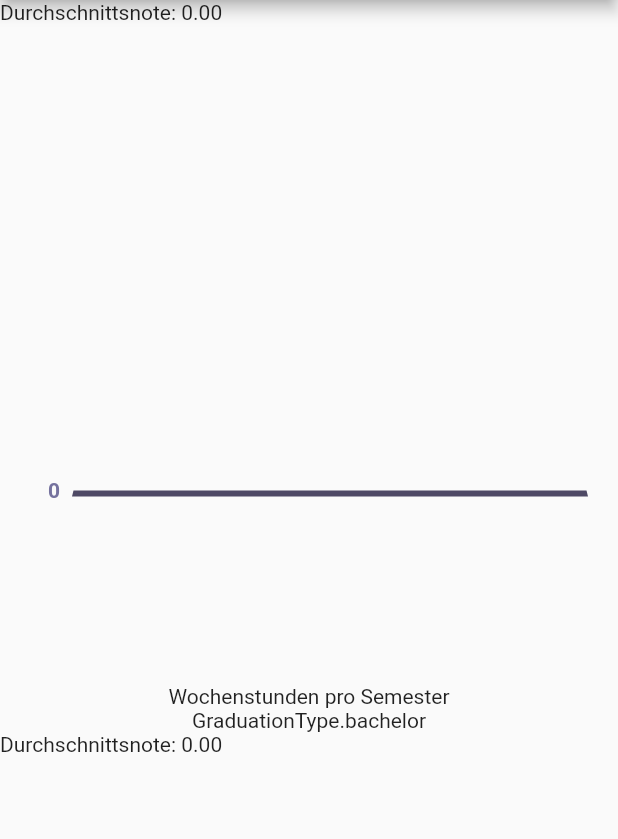
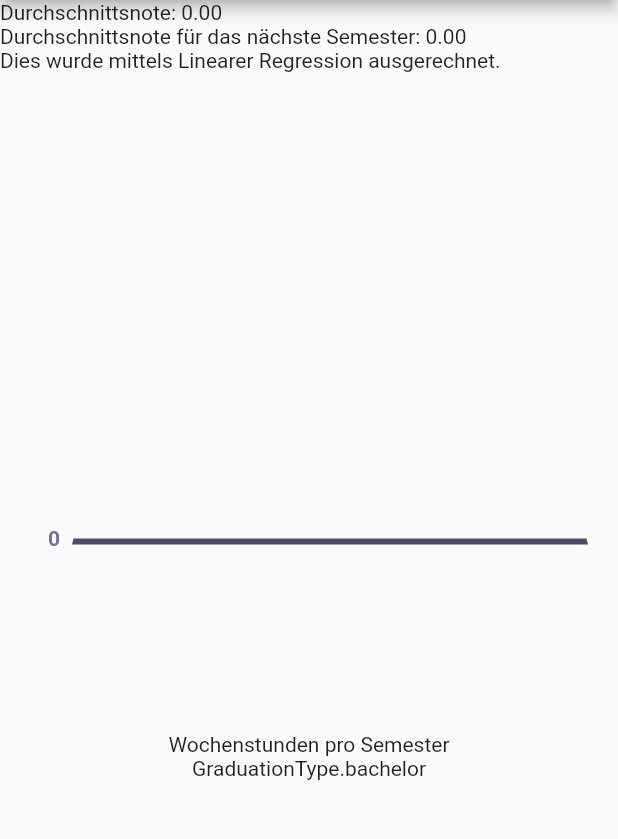
Before and after one commit to ueman/osca_app, a Flutter app: the _StatsListScaffold screen opened directly with empty values, on a phone screen of 412 x 824 dp, the part 84-923 px from its top. Run offline on Flutter 3.47's test engine with Material 2 defaults, Android fonts, the phone set to English and light mode, and no system bars; drawn by our look-alikes of fl_chart; our stand-ins replace floor, flutter_bloc, flutter_markdown, flutter_sticky_header, freezed_annotation, lottie and 5 more; missing offline and left inert: flutter_simple_treeview, osca_dart; accounts and stored records are empty; generated files the repository leaves out were written again.

Commit message:
Noch mehr Statistiken

```diff
--- /dev/null
+++ b/lib/exams/stats/service/grade_prediction.dart
@@ -0,0 +1,15 @@
+class GradePrediction {
+  GradePrediction(this.semester, this.grade, this.weekHours);
+
+  factory GradePrediction.fromMap(Map<String, dynamic> map) {
+    return GradePrediction(
+      map['semester'].toString(),
+      double.parse(map['grade'].toString()),
+      double.parse(map['weekhours'].toString()),
+    );
+  }
+
+  final String semester;
+  final double grade;
+  final double weekHours;
+}
--- a/lib/exams/stats/statistics.dart
+++ b/lib/exams/stats/statistics.dart
@@ -1,3 +1,4 @@
+import 'package:hsos/exams/stats/service/grade_prediction.dart';
 import 'package:hsos/models/key_value.dart';
 import 'package:hsos/models/semester.dart';
 
@@ -14,11 +15,13 @@
 }
 
 class PerGraduation {
-  PerGraduation({
-    this.type,
-    this.averageGrade,
-    this.hoursPerWeekPerSemester,
-  });
+  PerGraduation(
+      {this.type,
+      this.averageGrade,
+      this.hoursPerWeekPerSemester,
+      this.weekHoursGradesPerSemester,
+      this.predictedAverageGradeForNextSemester,
+      this.gradeCount});
 
   final GraduationType type;
   final double averageGrade;
@@ -26,4 +29,12 @@
   /// Eine List von [KeyValue] bei dem der [KeyValue.key] das Semester ist
   /// und [KeyValue.value] die Anzahl der Stunden pro Woche ist.
   final List<KeyValue> hoursPerWeekPerSemester;
+
+  /// Welche Note wie oft geschrieben wurde
+  final List<KeyValue> gradeCount;
+
+  final List<GradePrediction> weekHoursGradesPerSemester;
+
+  /// Vorhersage der Durchschnittsnote für das nächste Semester
+  final double predictedAverageGradeForNextSemester;
 }
--- /dev/null
+++ b/lib/exams/stats/widgets/grades_pie_chart.dart
@@ -0,0 +1,53 @@
+import 'package:fl_chart/fl_chart.dart';
+import 'package:flutter/material.dart';
+import 'package:hsos/models/key_value.dart';
+
+class GradesPieChart extends StatelessWidget {
+  const GradesPieChart({Key key, this.grades}) : super(key: key);
+
+  /// [KeyValue.key] ist der Name der Note (e.g. 1,4)
+  /// [KeyValue.value] ist die Anzahl wie oft die Note geschrieben wurde
+  final List<KeyValue> grades;
+
+  @override
+  Widget build(BuildContext context) {
+    return PieChart(
+      PieChartData(
+        startDegreeOffset: -90,
+        sectionsSpace: 0,
+        centerSpaceRadius: 20,
+        borderData: FlBorderData(
+          show: false,
+        ),
+        sections: grades
+            .map(
+              (e) => PieChartSectionData(
+                showTitle: true,
+                title: e.key,
+                value: double.parse(e.value),
+                color: _getColor(),
+                radius: 120,
+              ),
+            )
+            .toList(),
+      ),
+    );
+  }
+}
+
+int _colorIndex = 0;
+
+Color _getColor() {
+  final c = _colors[_colorIndex];
+  _colorIndex = (_colorIndex + 1) % _colors.length;
+  return c;
+}
+
+const _colors = [
+  Colors.green,
+  Colors.red,
+  Colors.yellow,
+  Colors.blue,
+  Colors.orange,
+  Colors.deepPurple,
+];
--- a/lib/exams/stats/widgets/stats.dart
+++ b/lib/exams/stats/widgets/stats.dart
@@ -1,5 +1,6 @@
 import 'package:flutter/material.dart';
 import 'package:hsos/exams/stats/statistics.dart';
+import 'package:hsos/exams/stats/widgets/grades_pie_chart.dart';
 import 'package:hsos/exams/stats/widgets/week_hours_graph.dart';
 
 class Stats extends StatelessWidget {
@@ -15,11 +16,19 @@
       children: [
         if (stats.averageGrade != null)
           Text('Durchschnittsnote: ${stats.averageGrade.toStringAsFixed(2)}'),
+        if (stats.predictedAverageGradeForNextSemester != null)
+          Text('Durchschnittsnote für das nächste Semester: '
+              '${stats.predictedAverageGradeForNextSemester.toStringAsFixed(2)}'
+              '\nDies wurde mittels Linearer Regression ausgerechnet.'),
         if (stats.hoursPerWeekPerSemester != null)
           WeekHourGraph(
             items: stats.hoursPerWeekPerSemester,
             type: stats.type,
           ),
+        if (stats.gradeCount != null)
+          GradesPieChart(
+            grades: stats.gradeCount,
+          ),
       ],
     );
   }
```
Also changed, not shown: lib/db/statistic_db.dart (+41 -4 lines), lib/exams/stats/service/linear_regression.dart (added, +113 -0 lines), lib/exams/stats/stats_bloc.dart (+8 -1 lines), lib/exams/stats/widgets/week_hours_grades_graph.dart (added, +125 -0 lines).
